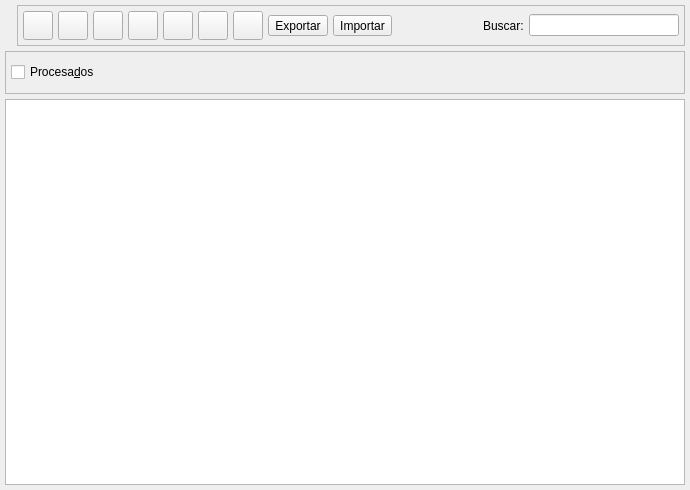
The window that bulmages/bulmafact/src/providerslistbase.ui (eboladev/Bulmages-1) describes before a commit, drawn with Qt 5.
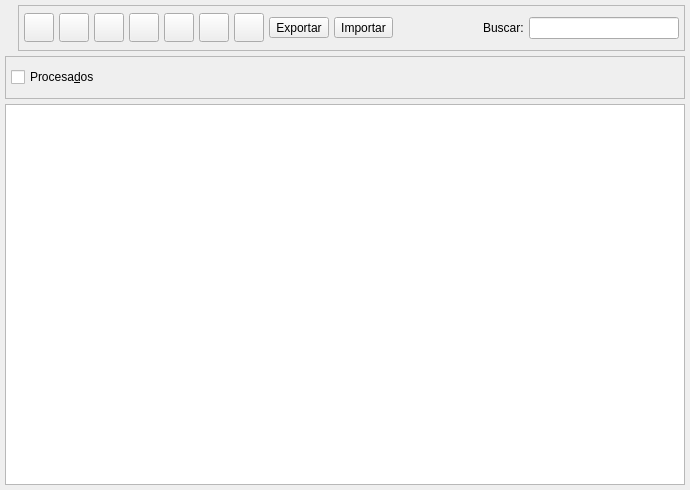
The same window after the commit. Icons and pictures are not drawn. Custom widgets are drawn as their Qt base class.

Diff of the .ui file:
```diff
--- a/bulmages/bulmafact/src/providerslistbase.ui
+++ b/bulmages/bulmafact/src/providerslistbase.ui
@@ -40,7 +40,7 @@
       <number>0</number>
      </property>
      <property name="spacing" >
-      <number>5</number>
+      <number>6</number>
      </property>
      <item>
       <widget class="QLabel" name="label" >
@@ -281,8 +281,8 @@
           </property>
           <property name="sizeHint" >
            <size>
-            <width>100</width>
-            <height>20</height>
+            <width>21</width>
+            <height>34</height>
            </size>
           </property>
          </spacer>
```
Left out of the diff: 21 changed lines with no effect on the pictures.
